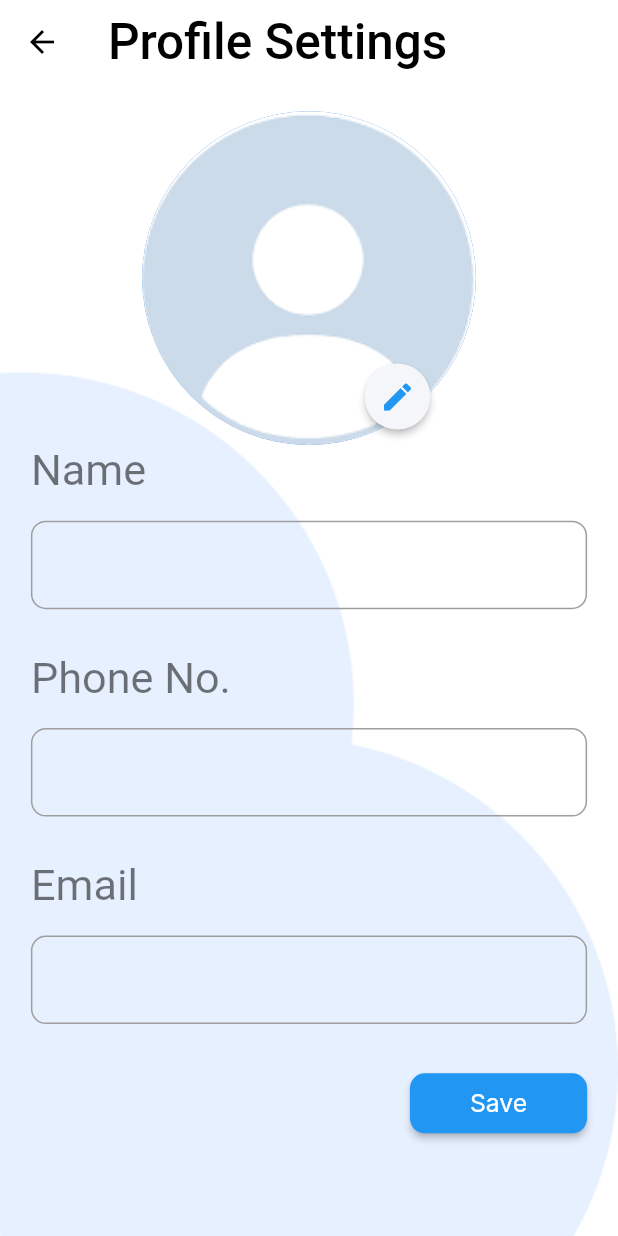
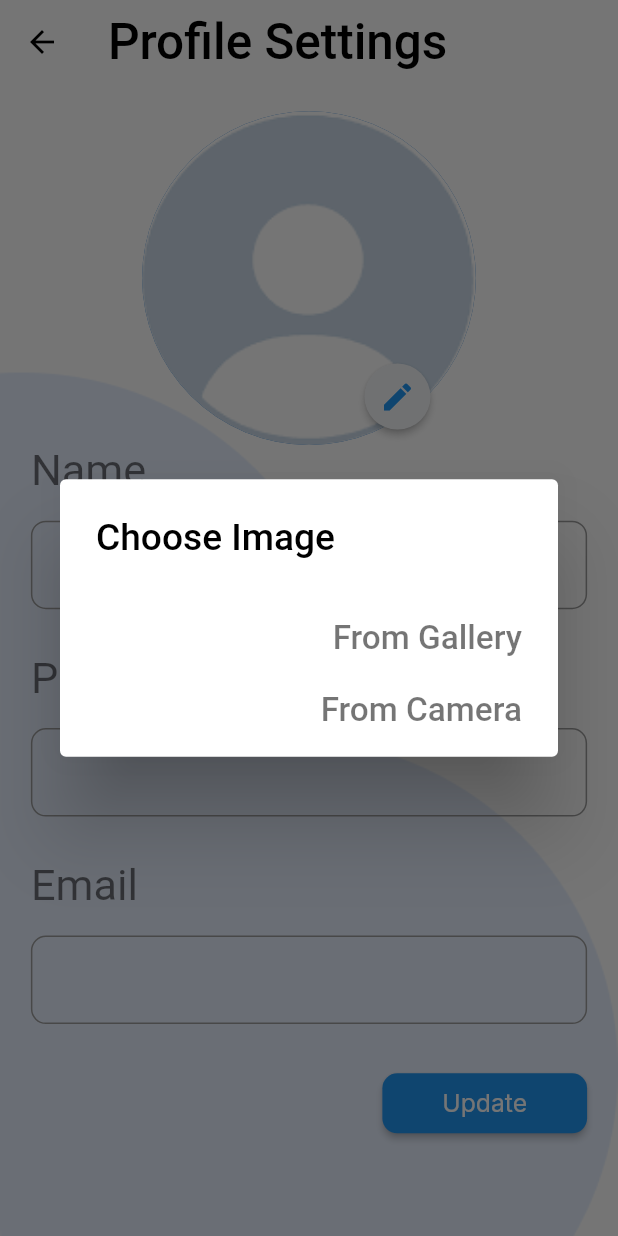
Before and after one commit to nikhil-guleria/daily_notes_expance_tracker, a Flutter app: the ProfileSettings screen opened by its route, after a tap on the "edit" icon, on a phone screen of 412 x 824 dp. Run offline on Flutter 3.47's test engine with Material 2 defaults, Android fonts, the phone set to English and light mode, and no system bars; our stand-ins replace email_validator, get, get_storage, google_fonts, image_picker, sqflite; missing offline and left inert: base64, encrypt; accounts and stored records are empty.

Commit message:
profile settings updated

```diff
--- a/lib/constants/Strings.dart
+++ b/lib/constants/Strings.dart
@@ -19,6 +19,7 @@ const sign_up ='Sign Up';
 const ok ='Ok';
 const save = 'Save';
 const login = 'LOGIN';
+const update = 'Update';
 
 ///// navigation screens
 const lbl_activity = 'Activity';
@@ -65,3 +66,14 @@ const profile_name = 'Name';
 const profile_phone_no = 'Phone No.';
 const profile_email = 'Email';
 const profile_image = 'Image';
+const profile_image_picker_title = 'Choose Image';
+const image_picker_gallery = 'From Gallery';
+const image_picker_camera = 'From Camera';
+const update_dialog_title = 'Success';
+const update_dialog_midd_txt = 'Your Data is Successfully Updated';
+
+///// change password screen
+const change_password_title = "Change Password";
+const old_password = 'Old Password';
+const new_password = 'New Password';
+const confirm_password = 'Confirm Password';
--- a/lib/localdb/DailyNotesDatabase.dart
+++ b/lib/localdb/DailyNotesDatabase.dart
@@ -19,7 +19,7 @@ class DailyNotesDatabase {
     try {
       String path = '${await getDatabasesPath()}dailynotes.db';
       debugPrint('in database path');
-      _db = await openDatabase(path, version: 2, onCreate: _onCreate, onUpgrade: _onUpgrade);
+      _db = await openDatabase(path, version: 3, onCreate: _onCreate, onUpgrade: _onUpgrade);
 
     } catch (e) {
     }
@@ -52,10 +52,10 @@ class DailyNotesDatabase {
     return await _db!.insert('login', detail!.toMap());
   }*/
 
- /* static  Future<int> updateEvent(MyEvent event) async {
-    return await _db!.update(tableEvents, event.toMap(), where: '"id" = ?',
-        whereArgs: [event.id]);
-  }*/
+  static  Future<int> updateUsersDetails(Users userData) async {
+    return await _db!.update(tableUsers, userData.toMap(), where: '"email" = ?',
+        whereArgs: [userData.email]);
+  }
 
 
   static void _onUpgrade(Database db, int oldVersion, int newVersion) {
--- a/lib/models/UsersData.dart
+++ b/lib/models/UsersData.dart
@@ -3,14 +3,14 @@ class Users{
   String? name;
   String? phone;
   String? password;
-  String? image;
+  String? image ;
   Users({ this.email, this.name, this.password,this.phone,this.image});
   Map<String, dynamic> toMap() {
     return {'email': email,
       'username': name,
       'password': password,
       'phone' : phone,
-      'image': image};
+      'image': image };
   }
   Users.fromMap(Map<String, dynamic> data) {
     email = data['email'];
--- a/lib/routes/app_pages.dart
+++ b/lib/routes/app_pages.dart
@@ -7,4 +7,5 @@ abstract class Routes {
   static const REPORT = '/report';
   static const SETTINGS = '/settings';
   static const PROFILESETTINGS = '/profilesettings';
+  static const CHANGEPASSWORD = '/changepassword';
 }
--- a/lib/routes/app_routes.dart
+++ b/lib/routes/app_routes.dart
@@ -6,6 +6,7 @@ import 'package:daily_notes/screens/settings/Settings.dart';
 import 'package:daily_notes/screens/transaction/Transaction.dart';
 import 'package:get/get.dart';
 
+import '../screens/change_password/ChangePassword.dart';
 import '../screens/loginpage/LoginPage.dart';
 import '../screens/signuppage/SignUpPage.dart';
 import 'app_pages.dart';
@@ -48,6 +49,10 @@ class AppPages {
       name: Routes.PROFILESETTINGS,
       page: () => ProfileSettings(),
     ),
+    GetPage(
+      name: Routes.CHANGEPASSWORD,
+      page: () => ChangePassword(),
+    ),
   ];
 
 }
--- /dev/null
+++ b/lib/screens/change_password/ChangePasswordController.dart
@@ -0,0 +1,5 @@
+import 'package:get/get.dart';
+
+class ProfileSettingsController extends GetxController{
+
+}
--- a/lib/screens/profile_settings/ProfileSettings.dart
+++ b/lib/screens/profile_settings/ProfileSettings.dart
@@ -8,73 +8,135 @@ import '../../constants/Strings.dart';
 import '../../utils/SizeConfig.dart';
 
 class ProfileSettings extends StatelessWidget {
-  ProfileSettingsController profileSettingsController = Get.put(ProfileSettingsController());
+  ProfileSettingsController profileSettingsController =
+      Get.put(ProfileSettingsController());
+
   @override
   Widget build(BuildContext context) {
-    return Stack(
-      children:[ Image.asset('assets/images/default_background.png',
-        width: Get.width,height: Get.height,fit: BoxFit.cover,),
-        Scaffold(resizeToAvoidBottomInset: false,
+    return Stack(children: [
+      Image.asset(
+        'assets/images/default_background.png',
+        width: Get.width,
+        height: Get.height,
+        fit: BoxFit.cover,
+      ),
+      Scaffold(
+        resizeToAvoidBottomInset: false,
         backgroundColor: Colors.transparent,
-        appBar: AppBar( automaticallyImplyLeading: false,
+        appBar: AppBar(
+            automaticallyImplyLeading: false,
             systemOverlayStyle: SystemUiOverlayStyle(
                 statusBarColor: Colors.transparent,
                 statusBarIconBrightness: Brightness.dark),
             elevation: 0.0,
             backgroundColor: Colors.transparent,
-            title:
-            Text(settings_profile_lbl,
-              style: TextStyle(color: Colors.black,
-                  fontSize: SizeConfig.blocksize_vertical*4
-              )),
-        leading: IconButton(onPressed: (){Get.back();},
-          icon: Icon(Icons.arrow_back,color: Colors.black))),
-
-        body: Container(height: Get.height,
+            title: Text(settings_profile_lbl,
+                style: TextStyle(
+                    color: Colors.black,
+                    fontSize: SizeConfig.blocksize_vertical * 4)),
+            leading: IconButton(
+                onPressed: () {
+                  Get.back();
+                },
+                icon: Icon(Icons.arrow_back, color: Colors.black))),
+        body: Container(
+          height: Get.height,
           width: Get.width,
-          padding: EdgeInsets.only(top: SizeConfig.blocksize_vertical*2.2,
-              bottom: MediaQuery.of(context).viewInsets.bottom + SizeConfig.blocksize_vertical*2.2,
-              left: SizeConfig.blocksize_horizontal*5,
-              right: SizeConfig.blocksize_horizontal*5),
+          padding: EdgeInsets.only(
+              top: SizeConfig.blocksize_vertical * 2.2,
+              bottom: MediaQuery.of(context).viewInsets.bottom +
+                  SizeConfig.blocksize_vertical * 2.2,
+              left: SizeConfig.blocksize_horizontal * 5,
+              right: SizeConfig.blocksize_horizontal * 5),
           child: SingleChildScrollView(
-            child: Column(crossAxisAlignment: CrossAxisAlignment.start,
-              children: [Center(
-                child:SizedBox(
-                  height: SizeConfig.blocksize_vertical*27,
-                  width: SizeConfig.blocksize_horizontal*70,
+            child: Column(
+              crossAxisAlignment: CrossAxisAlignment.start,
+              children: [
+                Center(
+                    child: SizedBox(
+                  height: SizeConfig.blocksize_vertical * 27,
+                  width: SizeConfig.blocksize_horizontal * 70,
                   child: Stack(
                     clipBehavior: Clip.none,
                     fit: StackFit.expand,
                     children: [
-                      CircleAvatar(
-                        backgroundImage: AssetImage('assets/images/userprofile.png'),
+                      Obx(() => profileSettingsController
+                              .imgFile.value.path.isEmpty
+                          ? profileSettingsController.imgStr.value.isEmpty
+                              ? CircleAvatar(
+                                  backgroundImage: AssetImage(
+                                      'assets/images/userprofile.png'),
+                                )
+                              : CircleAvatar(
+                                  backgroundImage: MemoryImage(
+                                      profileSettingsController
+                                          .convertStrToFile(
+                                              profileSettingsController
+                                                  .imgStr.value)))
+                          : CircleAvatar(
+                              backgroundImage: FileImage(
+                                  profileSettingsController.imgFile.value))),
+                      Positioned(
+                          bottom: SizeConfig.blocksize_vertical * 1,
+                          right: SizeConfig.blocksize_horizontal * 10,
+                          child: RawMaterialButton(
+                            onPressed: () {
+                              Get.dialog(AlertDialog(
+                                  title: Text(profile_image_picker_title,
+                                      style: TextStyle(
+                                          color: Colors.black,
+                                          fontSize:
+                                              SizeConfig.blocksize_vertical *
+                                                  3)),
+                                  actions: [
+                                    MaterialButton(
+                                      onPressed: () {
+                                        profileSettingsController
+                                            .getFromGallery();
+                                        Get.back();
+                                      },
+                                      child: Text(image_picker_gallery,
+                                          style: TextStyle(
+                                              color: Colors.black54,
+                                              fontSize: SizeConfig
+                                                      .blocksize_vertical *
+                                                  2.7)),
                                     ),
-                      Positioned(
-                          bottom: SizeConfig.blocksize_vertical*1,
-                          right: SizeConfig.blocksize_horizontal*10,
-                          child: RawMaterialButton(
-                            onPressed: () {},
+                                    MaterialButton(
+                                        onPressed: () {
+                                          profileSettingsController
+                                              .getFromCamera();
+                                          Get.back();
+                                        },
+                                        child: Text(image_picker_camera,
+                                            style: TextStyle(
+                                                color: Colors.black54,
+                                                fontSize: SizeConfig
+                                                        .blocksize_vertical *
+                                                    2.7))),
+                                  ]));
+                            },
                             elevation: 2.0,
                             fillColor: Color(0xFFF5F6F9),
-                            child: Icon(Icons.edit, color: Colors.blue,),
+                            child: Icon(
+                              Icons.edit,
+                              color: Colors.blue,
+                            ),
                             padding: EdgeInsets.all(10.0),
                             shape: CircleBorder(),
                           )),
                     ],
                   ),
-                )
-
-                  ),
-
-
-
-
-                Text(profile_name,  style: TextStyle(color: Colors.black54,
-                    fontSize: SizeConfig.blocksize_vertical*3.5)),
+                )),
+                Text(profile_name,
+                    style: TextStyle(
+                        color: Colors.black54,
+                        fontSize: SizeConfig.blocksize_vertical * 3.5)),
                 SizedBox(
                   height: SizeConfig.blocksize_vertical * 2,
                 ),
-                TextField(controller: profileSettingsController.nameInputController,
+                TextField(
+                  controller: profileSettingsController.nameInputController,
                   cursorColor: Colors.black,
                   decoration: InputDecoration(
                     focusedBorder: OutlineInputBorder(
@@ -90,12 +152,15 @@ class ProfileSettings extends StatelessWidget {
                 SizedBox(
                   height: SizeConfig.blocksize_vertical * 3.5,
                 ),
-                Text(profile_phone_no,  style: TextStyle(color: Colors.black54,
-                    fontSize: SizeConfig.blocksize_vertical*3.5)),
+                Text(profile_phone_no,
+                    style: TextStyle(
+                        color: Colors.black54,
+                        fontSize: SizeConfig.blocksize_vertical * 3.5)),
                 SizedBox(
                   height: SizeConfig.blocksize_vertical * 2,
                 ),
-                TextField( controller: profileSettingsController.phoneInputController,
+                TextField(
+                  controller: profileSettingsController.phoneInputController,
                   cursorColor: Colors.black,
                   decoration: InputDecoration(
                     focusedBorder: OutlineInputBorder(
@@ -111,14 +176,19 @@ class ProfileSettings extends StatelessWidget {
                 SizedBox(
                   height: SizeConfig.blocksize_vertical * 3.5,
                 ),
-                Text(profile_email,  style: TextStyle(color: Colors.black54,
-                    fontSize: SizeConfig.blocksize_vertical*3.5)),
+                Text(profile_email,
+                    style: TextStyle(
+                        color: Colors.black54,
+                        fontSize: SizeConfig.blocksize_vertical * 3.5)),
                 SizedBox(
                   height: SizeConfig.blocksize_vertical * 2,
                 ),
-                TextField( controller: profileSettingsController.emailInputController,
+                TextField(
+                  controller: profileSettingsController.emailInputController,
                   enableInteractiveSelection: false,
-                  onTap: () { FocusScope.of(context).requestFocus(new FocusNode()); },
+                  onTap: () {
+                    FocusScope.of(context).requestFocus(new FocusNode());
+                  },
                   cursorColor: Colors.black,
                   decoration: InputDecoration(
                     focusedBorder: OutlineInputBorder(
@@ -134,9 +204,10 @@ class ProfileSettings extends StatelessWidget {
                 SizedBox(
                   height: SizeConfig.blocksize_vertical * 3.5,
                 ),
-
-                Row( mainAxisAlignment: MainAxisAlignment.end,
-                  children: [ElevatedButton(
+                Row(
+                  mainAxisAlignment: MainAxisAlignment.end,
+                  children: [
+                    ElevatedButton(
                       style: ElevatedButton.styleFrom(
                         shape: RoundedRectangleBorder(
                           borderRadius: BorderRadius.circular(10),
@@ -147,22 +218,20 @@ class ProfileSettings extends StatelessWidget {
                             vertical: 10), /*maximumSize: Size(300,50)*/
                       ),
                       onPressed: () {
+                        profileSettingsController.updateDetails();
                       },
-                    child: Text(save,
+                      child: Text(update,
                           style: GoogleFonts.inter(
                             fontWeight: FontWeight.w400,
                             fontSize: SizeConfig.blocksize_vertical * 2,
                             color: Colors.white,
                           )),
-                  ),],),
-
-
-
+                    ),
+                  ],
+                ),
               ],
             ),
           ),
-
-
         ),
       ),
     ]);
--- a/lib/screens/signuppage/SignUpPageController.dart
+++ b/lib/screens/signuppage/SignUpPageController.dart
@@ -102,7 +102,7 @@ class SignUpController extends GetxController{
     signupDetails.name = usernameInputController.text;
     signupDetails.password = CommonUtils().encryptPassword(confirmPasswordInputController.text);
     signupDetails.phone = phoneInputController.text ;
-    signupDetails.image= null;
+    signupDetails.image= "";
     return DailyNotesDatabase.saveUser(signupDetails);
   }
   visible(){
```
Also changed, not shown: lib/screens/change_password/ChangePassword.dart (added, +130 -0 lines), lib/screens/profile_settings/ProfileSettingsController.dart (+52 -1 lines), lib/screens/settings/Settings.dart (+6 -3 lines). Lines whose indentation alone changed are shown as unchanged.
